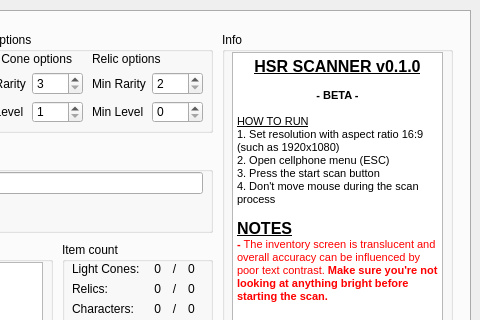
Above: src/ui/hsr_scanner.ui from kel-z/HSR-Scanner before the change; both pictures show x 220 to 700 and y 0 to 320 of the 700 by 430 pixel window. Below: the same form after it.
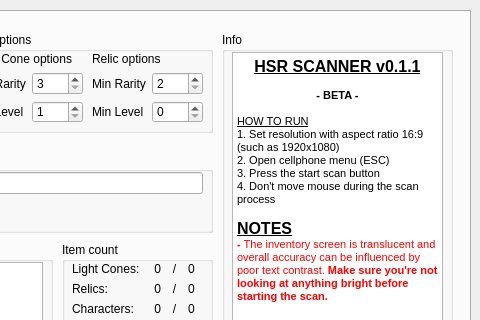
That is the form after the change.

The edit to the form file:
```diff
--- a/src/ui/hsr_scanner.ui
+++ b/src/ui/hsr_scanner.ui
@@ -497,7 +497,7 @@
 &lt;html&gt;&lt;head&gt;&lt;meta name=&quot;qrichtext&quot; content=&quot;1&quot; /&gt;&lt;style type=&quot;text/css&quot;&gt;
 p, li { white-space: pre-wrap; }
 &lt;/style&gt;&lt;/head&gt;&lt;body style=&quot; font-family:'MS Shell Dlg 2'; font-size:8.25pt; font-weight:400; font-style:normal;&quot;&gt;
-&lt;p align=&quot;center&quot; style=&quot; margin-top:0px; margin-bottom:0px; margin-left:0px; margin-right:0px; -qt-block-indent:0; text-indent:0px;&quot;&gt;&lt;span style=&quot; font-size:12pt; font-weight:600; text-decoration: underline;&quot;&gt;HSR SCANNER v0.1.0&lt;/span&gt;&lt;/p&gt;
+&lt;p align=&quot;center&quot; style=&quot; margin-top:0px; margin-bottom:0px; margin-left:0px; margin-right:0px; -qt-block-indent:0; text-indent:0px;&quot;&gt;&lt;span style=&quot; font-size:12pt; font-weight:600; text-decoration: underline;&quot;&gt;HSR SCANNER v0.1.1&lt;/span&gt;&lt;/p&gt;
 &lt;p align=&quot;center&quot; style=&quot;-qt-paragraph-type:empty; margin-top:0px; margin-bottom:0px; margin-left:0px; margin-right:0px; -qt-block-indent:0; text-indent:0px;&quot;&gt;&lt;br /&gt;&lt;/p&gt;
 &lt;p align=&quot;center&quot; style=&quot; margin-top:0px; margin-bottom:0px; margin-left:0px; margin-right:0px; -qt-block-indent:0; text-indent:0px;&quot;&gt;&lt;span style=&quot; font-weight:600;&quot;&gt;- BETA -&lt;/span&gt;&lt;/p&gt;
 &lt;p align=&quot;center&quot; style=&quot;-qt-paragraph-type:empty; margin-top:0px; margin-bottom:0px; margin-left:0px; margin-right:0px; -qt-block-indent:0; text-indent:0px;&quot;&gt;&lt;br /&gt;&lt;/p&gt;
```
Left out of the diff: 2 changed lines with no effect on the pictures.
